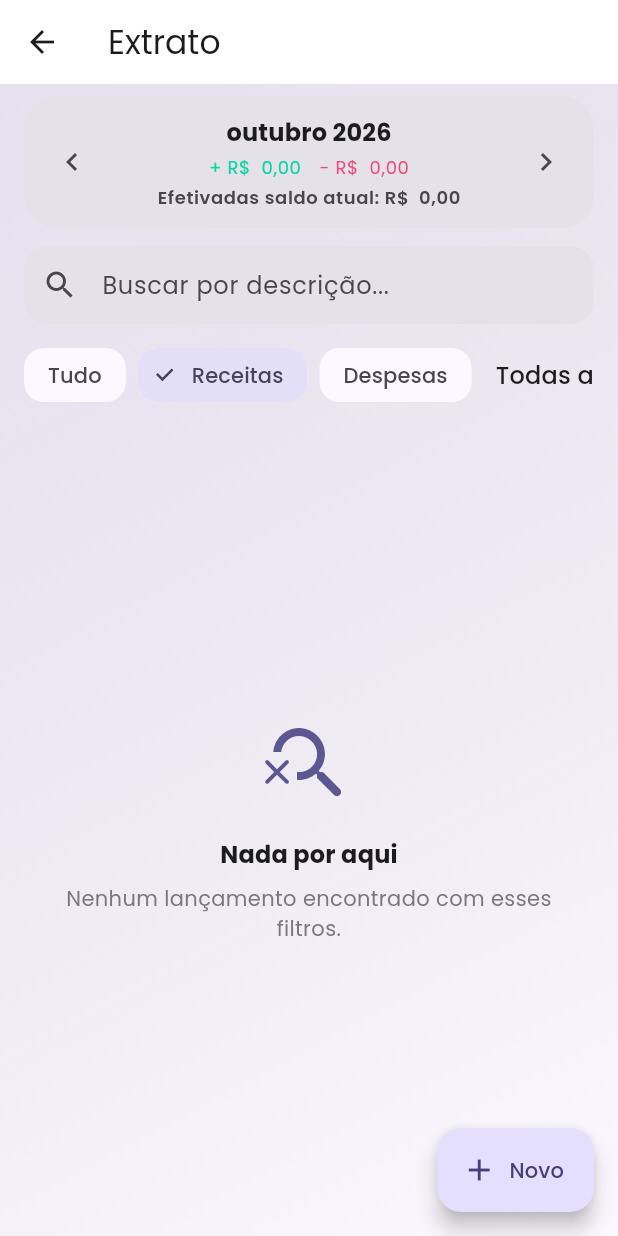
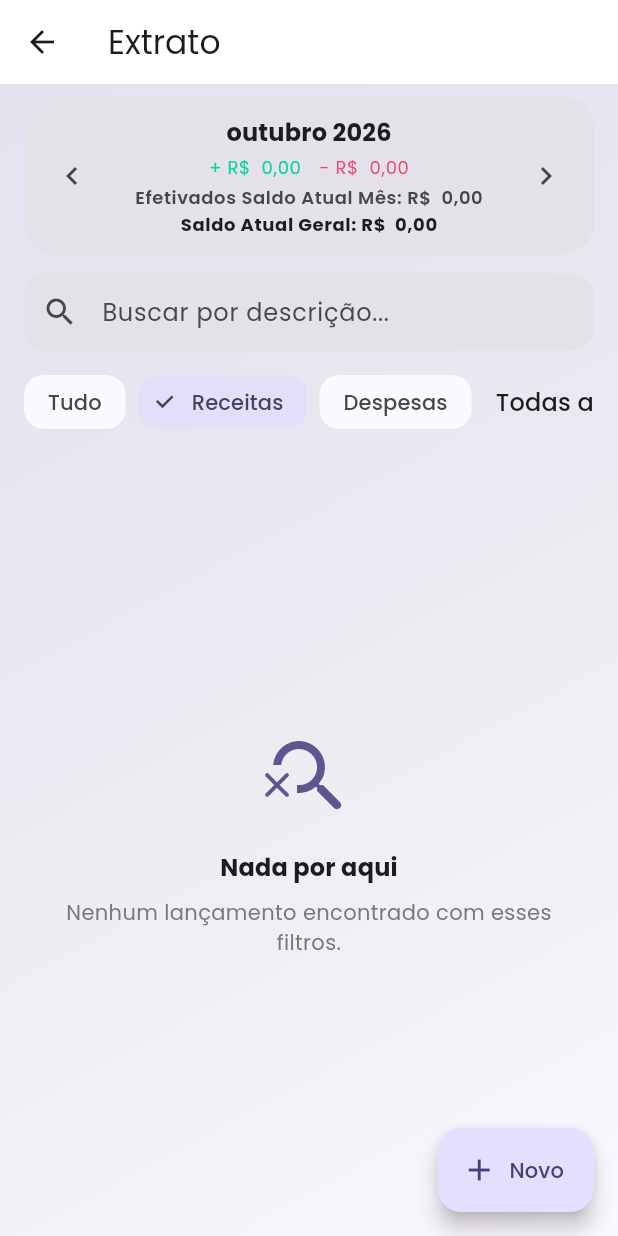
Before and after one commit to zmove-digital/zoom, a Flutter app: the TransactionsScreen screen opened directly, on a phone screen of 412 x 824 dp. Run offline on Flutter 3.47's test engine with Material 3 defaults, Android fonts, the phone set to English and light mode, and no system bars; our stand-ins replace audioplayers, file_picker, fl_chart, flutter_colorpicker, flutter_local_notifications, flutter_timezone and 5 more; missing offline and left inert: pointycastle.

Commit message:
feat: extrato mostra saldo efetivado do mes e saldo atual geral
- Renomeia 'Efetivadas saldo atual' para 'Efetivados Saldo Atual Mes'.

- Adiciona 'Saldo Atual Geral' abaixo, com finance.totalBalance (saldo inicial das contas + lancamentos nao futuros - metas).

```diff
--- a/lib/screens/transactions/transactions_screen.dart
+++ b/lib/screens/transactions/transactions_screen.dart
@@ -76,6 +76,9 @@ class _TransactionsScreenState extends State<TransactionsScreen> {
     // O que foi guardado em metas no mês também sai do saldo livre.
     settledBalance -= finance.goalContributionsBetween(from, to);
 
+    // Saldo geral: saldo inicial das contas + tudo que não é futuro - metas.
+    final double generalBalance = finance.totalBalance;
+
     final int overdueCount =
         list.where((Transaction t) => t.isOverdue).length;
 
@@ -88,7 +91,8 @@ class _TransactionsScreenState extends State<TransactionsScreen> {
             sliver: SliverToBoxAdapter(
               child: Column(
                 children: <Widget>[
-                  _monthSelector(theme, sym, income, expense, settledBalance),
+                  _monthSelector(
+                      theme, sym, income, expense, settledBalance, generalBalance),
                   if (overdueCount > 0) ...<Widget>[
                     const SizedBox(height: 10),
                     _overdueBanner(theme, overdueCount),
@@ -200,7 +204,7 @@ class _TransactionsScreenState extends State<TransactionsScreen> {
   }
 
   Widget _monthSelector(ThemeData theme, String sym, double income,
-      double expense, double settledBalance) {
+      double expense, double settledBalance, double generalBalance) {
     return SectionCard(
       padding: const EdgeInsets.symmetric(horizontal: 8, vertical: 12),
       child: Row(
@@ -241,10 +245,21 @@ class _TransactionsScreenState extends State<TransactionsScreen> {
                 FittedBox(
                   fit: BoxFit.scaleDown,
                   child: Text(
-                    'Efetivadas saldo atual: ${Money.format(settledBalance, '', symbol: sym)}',
+                    'Efetivados Saldo Atual Mês: ${Money.format(settledBalance, '', symbol: sym)}',
                     style: theme.textTheme.bodySmall?.copyWith(
                       color: theme.colorScheme.onSurfaceVariant,
                       fontWeight: FontWeight.w600,
+                    ),
+                  ),
+                ),
+                const SizedBox(height: 2),
+                FittedBox(
+                  fit: BoxFit.scaleDown,
+                  child: Text(
+                    'Saldo Atual Geral: ${Money.format(generalBalance, '', symbol: sym)}',
+                    style: theme.textTheme.bodySmall?.copyWith(
+                      color: theme.colorScheme.onSurface,
+                      fontWeight: FontWeight.w700,
                     ),
                   ),
                 ),
```
